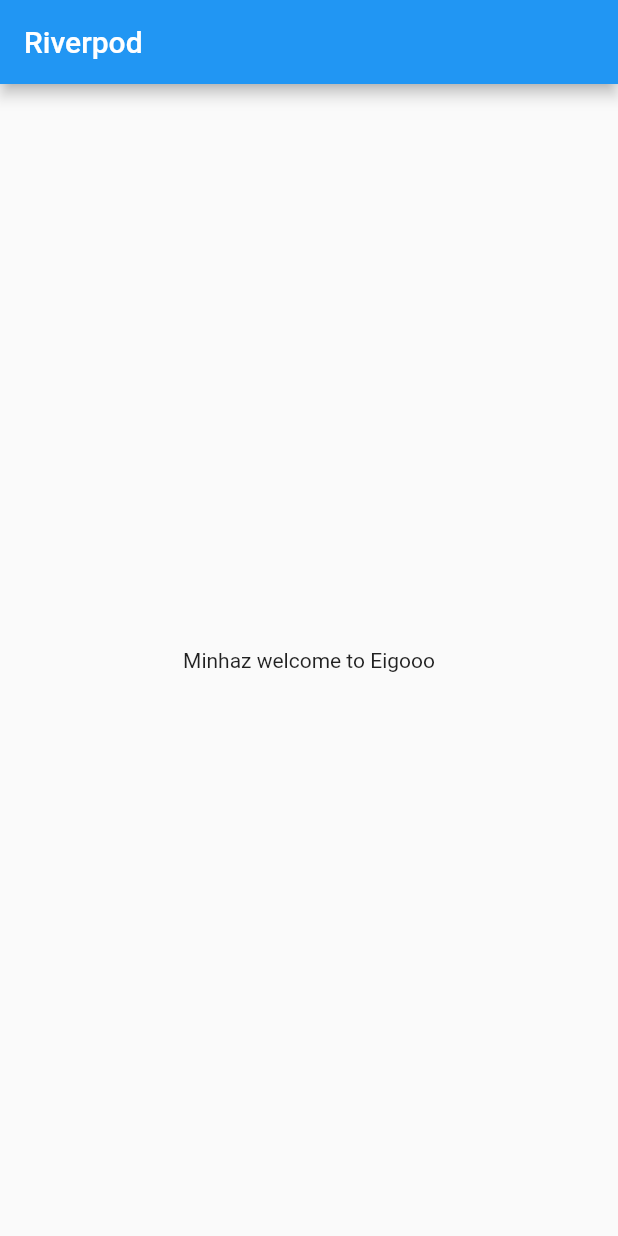
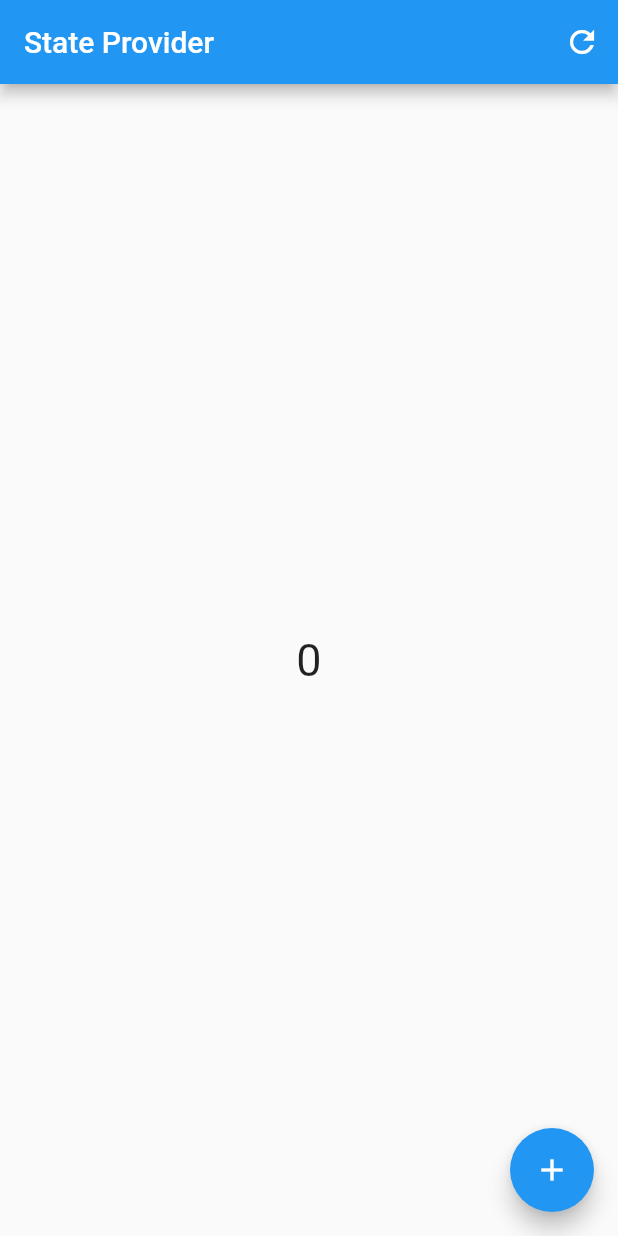
Before and after one commit to mdminhaziftekhar/Riverpod-Learning-Flutter, a Flutter app: the screen it shows after launch, on a phone screen of 412 x 824 dp. Run offline on Flutter 3.47's test engine with Material 2 defaults, Android fonts, the phone set to English and light mode, and no system bars; our stand-ins replace flutter_riverpod, riverpod.

Commit message:
StateNotifierProvider

```diff
--- a/lib/main.dart
+++ b/lib/main.dart
@@ -2,9 +2,6 @@ import 'package:flutter/material.dart';
 import 'package:flutter_riverpod/flutter_riverpod.dart';
 import 'package:riverpod_learning/screens/home/home.dart';
 
-final nameProvider = Provider<String>((ref) {
-  return 'Minhaz welcome to Eigooo';
-});
 
 void main() {
   runApp(const ProviderScope(
--- /dev/null
+++ b/lib/providers/counter_demo.dart
@@ -0,0 +1,9 @@
+import 'package:riverpod/riverpod.dart';
+
+class CounterDemo extends StateNotifier<int> {
+  CounterDemo() : super(0);
+
+  void increment() {
+    state++;
+  }
+}
--- /dev/null
+++ b/lib/providers/provider.dart
@@ -0,0 +1,15 @@
+import 'package:riverpod/riverpod.dart';
+import 'package:riverpod_learning/providers/counter_demo.dart';
+
+final nameProvider = Provider<String>((ref) {
+  return 'Minhaz welcome to Eigooo';
+});
+
+final counterProvider = StateProvider<int>((ref) {
+  return 0;
+});
+
+final counterStateNotifierProvider =
+    StateNotifierProvider<CounterDemo, int>((ref) {
+  return CounterDemo();
+});
--- a/lib/screens/home/home.dart
+++ b/lib/screens/home/home.dart
@@ -2,6 +2,7 @@ import 'package:flutter/material.dart';
 import 'package:flutter_riverpod/flutter_riverpod.dart';
 import 'package:riverpod/riverpod.dart';
 import 'package:riverpod_learning/main.dart';
+import 'package:riverpod_learning/providers/provider.dart';
 
 class HomeScreen extends StatelessWidget {
   const HomeScreen({super.key});
@@ -27,7 +28,7 @@ class HomeStateful extends ConsumerStatefulWidget {
   const HomeStateful({super.key});
 
   @override
-  _HomeStatefulState createState() => _HomeStatefulState();
+  ConsumerState<HomeStateful> createState() => _HomeStatefulState();
 }
 
 class _HomeStatefulState extends ConsumerState<HomeStateful> {
@@ -40,14 +41,43 @@ class _HomeStatefulState extends ConsumerState<HomeStateful> {
 
   @override
   Widget build(BuildContext context) {
-    final name = ref.watch(nameProvider);
+    //final count = ref.watch(counterProvider);
+
+    final counter = ref.watch(counterStateNotifierProvider);
+
+    ref.listen(counterStateNotifierProvider, ((previous, next) {
+      if (next == 5) {
+        ScaffoldMessenger.of(context).showSnackBar(SnackBar(
+          content: Text('The value is $next'),
+        ));
+      }
+    }));
 
     return Scaffold(
       appBar: AppBar(
-        title: Text('Riverpod'),
+        title: const Text('State Provider'),
+        actions: [
+          IconButton(
+            onPressed: () {
+              //ref.invalidate(counterProvider);
+              ref.refresh(counterStateNotifierProvider);
+            },
+            icon: const Icon(Icons.refresh),
+          )
+        ],
       ),
       body: Center(
-        child: Text(name),
+        child: Text(
+          '$counter',
+          style: TextStyle(fontSize: 30),
+        ),
+      ),
+      floatingActionButton: FloatingActionButton(
+        onPressed: () {
+          //ref.read(counterProvider.notifier).update((state) => state + 1);
+          ref.read(counterStateNotifierProvider.notifier).increment();
+        },
+        child: const Icon(Icons.add),
       ),
     );
   }
```
